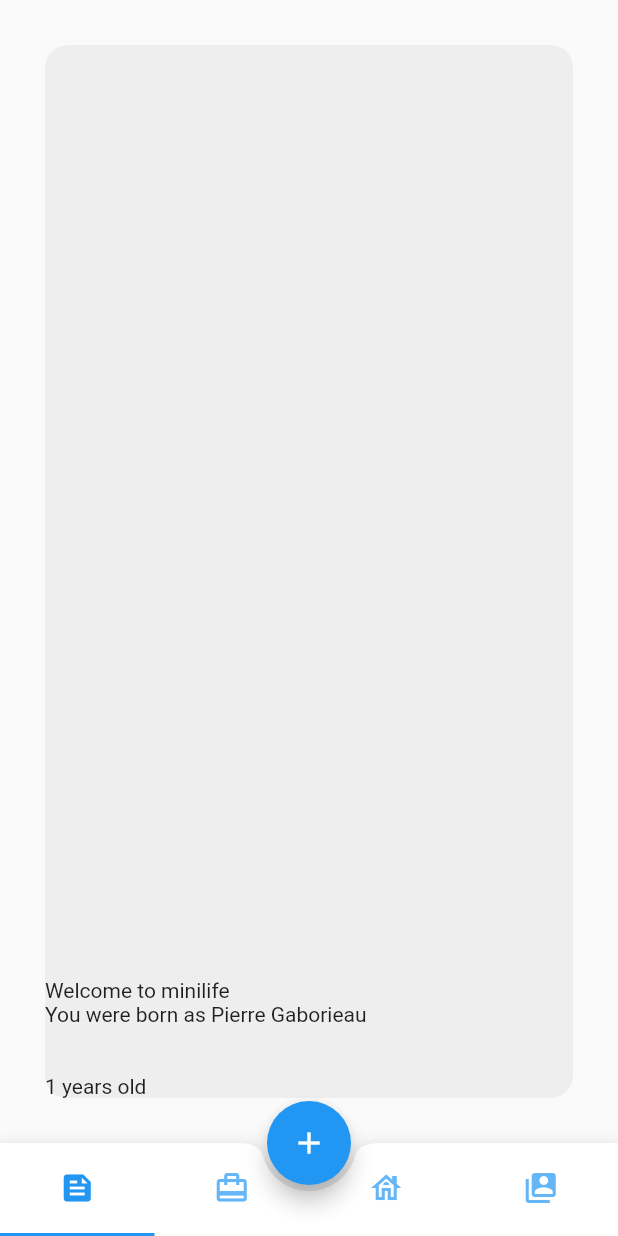
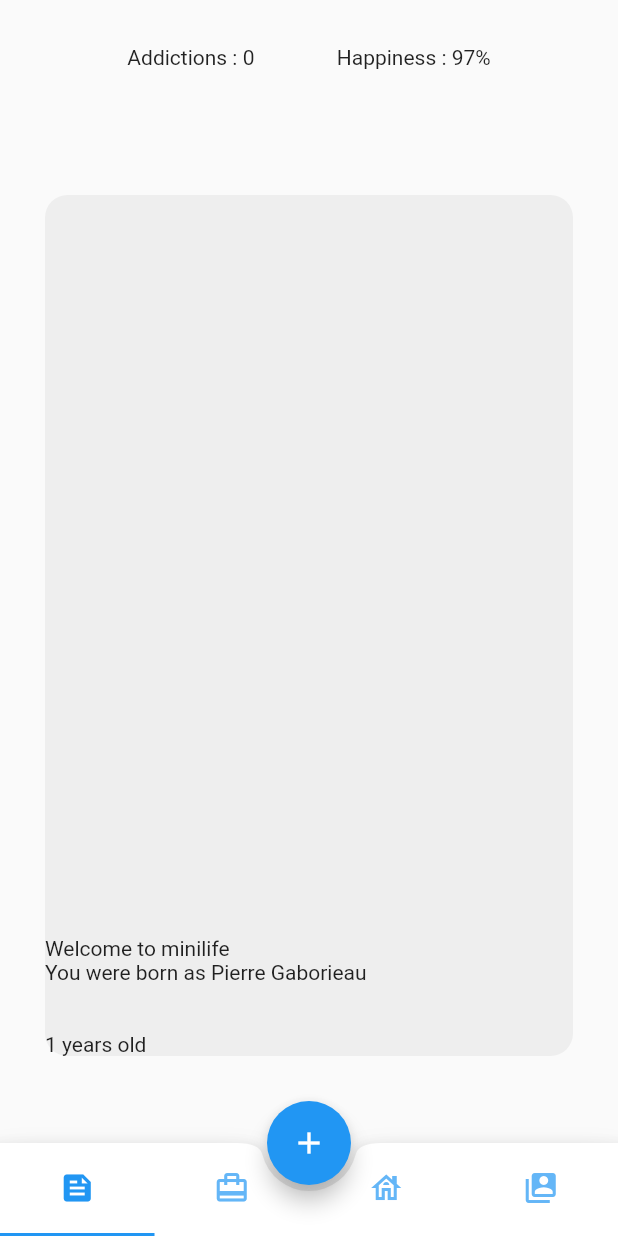
Before and after one commit to pierre-gaborieau/minilife, a Flutter app: the screen it shows after launch, after a tap on the "add" icon, on a phone screen of 412 x 824 dp. Run offline on Flutter 3.47's test engine with Material 2 defaults, Android fonts, the phone set to English and light mode, and no system bars.

Commit message:
Addiction Alcool

```diff
--- a/lib/Data/data_common.dart
+++ b/lib/Data/data_common.dart
@@ -1,4 +1,3 @@
-import 'package:minilife/Data/data_feed.dart';
 import 'package:minilife/Model/Alcool/alcool.dart';
 import 'package:minilife/Model/Human/human.dart';
 
--- a/lib/Model/Human/human.dart
+++ b/lib/Model/Human/human.dart
@@ -1,7 +1,10 @@
-import 'dart:developer';
+import 'dart:math';
+
+import 'package:minilife/Data/data_common.dart';
 import 'package:minilife/Data/data_feed.dart';
 import 'package:minilife/Data/static_degree.dart';
 import 'package:minilife/Data/static_formations.dart';
+import 'package:minilife/Model/Alcool/alcool.dart';
 import 'package:minilife/Model/School/degree.dart';
 import 'package:minilife/Model/School/formation.dart';
 
@@ -11,19 +14,32 @@ class Human {
   int age;
   Formation? currentlyLearning;
   List<Formation> listFormations = [];
+  List<Alcool> alcoolAddict = [];
   bool isLearning = false;
+  int happiness = 100;
 
   Human(this.firstName, this.lastName, this.age);
 
   ageUp() {
+    //gestion du bonheur
+    if (happiness > 0) {
+      if (happiness > 3) {
+        happiness -= 3;
+      } else {
+        happiness = 0;
+      }
+      happiness - alcoolAddict.length;
+    }
     age++;
     DataFeed.addEvent("\n\n" + age.toString() + " years old");
 
+    ///Début de l'école
     if (age == StaticFormations.agePrimary) {
       isLearning = true;
       setCurrentlyLearning(StaticFormations.formationPrimary);
     }
 
+    ///Gestion de l'école
     if (isLearning) {
       if (currentlyLearning!.ageGraduate == age) {
         listFormations.add(currentlyLearning!);
@@ -35,15 +51,40 @@ class Human {
         } else if (aimDegree == StaticDegree.primary) {
           setCurrentlyLearning(StaticFormations.formationSecondary);
         } else if (aimDegree == StaticDegree.secondary) {
-          ///TODO : Si athlete proposer HighSchoolSport
+          /// Si athlete proposer HighSchoolSport
           setCurrentlyLearning(StaticFormations.formationHigh);
         } else if (aimDegree == StaticDegree.high) {
-          ///TODO : Choix Cursus ou dropout
+          /// Choix Cursus ou dropout
           setCurrentlyLearning(StaticFormations.formationComputerScience);
         } else if (aimDegree == StaticDegree.university) {
-          ///TODO : Choix Graduate ou dropout
+          /// Choix Graduate ou dropout
           setCurrentlyLearning(StaticFormations.formationGraduate);
         }
+      }
+    }
+
+    ///Gestion addiction alcool
+    if (age > 13 && DataCommon.listAlcool.length > alcoolAddict.length) {
+      //Pourcentage de chance de tomber alcoolique
+      double prob = 5;
+      // +1% par alcooll déjà addict
+      prob += alcoolAddict.length;
+
+      if (happiness <= 50 && happiness >= 10) {
+        prob += 100 / happiness;
+      }
+      if (happiness < 10) {
+        prob += 10;
+      }
+      int proba = prob.toInt();
+      int randnum = Random().nextInt(100);
+      if (randnum < proba) {
+        List<Alcool> temp = DataCommon.listAlcool
+            .where((element) => !alcoolAddict.contains(element))
+            .toList();
+        Alcool toAdd = temp[Random().nextInt(temp.length)];
+        DataFeed.addEvent("You start drinking " + toAdd.name);
+        alcoolAddict.add(toAdd);
       }
     }
   }
@@ -51,6 +92,7 @@ class Human {
   setCurrentlyLearning(Formation formation) {
     if (currentlyLearning != null) {
       DataFeed.addEvent("I graduated from " + currentlyLearning!.nom);
+      happiness += 15;
     }
     currentlyLearning = formation;
     currentlyLearning!.setGraduate(age);
@@ -64,4 +106,10 @@ class Human {
       DataFeed.addEvent("I droped-out from school");
     }
   }
+
+  int numberOfAddiction() {
+    int addiction = 0;
+    addiction += alcoolAddict.length;
+    return addiction;
+  }
 }
--- a/lib/Screens/all/main_feed.dart
+++ b/lib/Screens/all/main_feed.dart
@@ -1,4 +1,5 @@
 import 'package:flutter/material.dart';
+import 'package:minilife/Data/data_common.dart';
 
 import 'package:minilife/Data/data_feed.dart';
 
@@ -20,16 +21,52 @@ class _MainFeedState extends State<MainFeed> {
     return Scaffold(
       body: Padding(
         padding: const EdgeInsets.all(30.0),
-        child: Container(
-          height: widget.size.height,
+        child: Column(
+          children: [
+            SizedBox(
+              height: 100,
+              child: Row(
+                mainAxisAlignment: MainAxisAlignment.spaceEvenly,
+                children: [
+                  Column(
+                    children: [
+                      Row(
+                        children: [
+                          Text("Addictions : " +
+                              DataCommon.mainCharacter
+                                  .numberOfAddiction()
+                                  .toString())
+                        ],
+                      )
+                    ],
+                  ),
+                  Column(
+                    children: [
+                      Row(
+                        children: [
+                          Text("Happiness : " +
+                              DataCommon.mainCharacter.happiness.toString() +
+                              "%")
+                        ],
+                      )
+                    ],
+                  ),
+                ],
+              ),
+            ),
+            Container(
+              height: widget.size.height - 250,
               width: widget.size.width,
               decoration: BoxDecoration(
-              borderRadius: BorderRadius.circular(15), color: Colors.grey[200]),
+                  borderRadius: BorderRadius.circular(15),
+                  color: Colors.grey[200]),
               child: SingleChildScrollView(
                 child: Text(DataFeed.dataFeed),
                 reverse: true,
               ),
             ),
+          ],
+        ),
       ),
     );
   }
```
Lines whose indentation alone changed are shown as unchanged.
